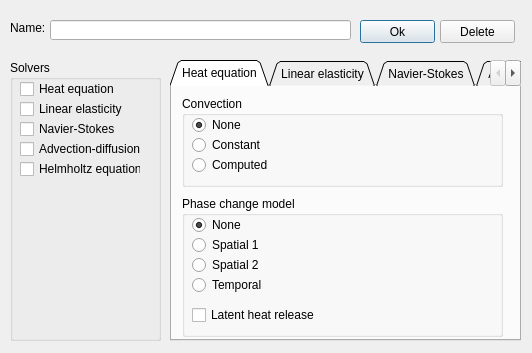
Before: the Qt Designer form misc/Mesh3D/forms/pdepropertyeditor.ui in tehnick/elmerfem, drawn with Qt 5.
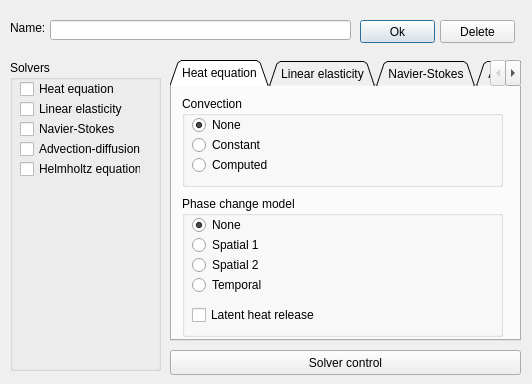
After: the same form once the commit is applied.

Commit message: Mesh3D: Added Solver parameter editor (activated by user when editing equations)

The edit to the form file:
```diff
--- a/misc/Mesh3D/forms/pdepropertyeditor.ui
+++ b/misc/Mesh3D/forms/pdepropertyeditor.ui
@@ -6,7 +6,7 @@
     <x>0</x>
     <y>0</y>
     <width>532</width>
-    <height>353</height>
+    <height>384</height>
    </rect>
   </property>
   <property name="windowTitle" >
@@ -402,7 +402,7 @@
      <x>10</x>
      <y>60</y>
      <width>151</width>
-     <height>281</height>
+     <height>311</height>
     </rect>
    </property>
    <property name="title" >
@@ -500,6 +500,19 @@
     <string>Delete</string>
    </property>
   </widget>
+  <widget class="QPushButton" name="solverParametersButton" >
+   <property name="geometry" >
+    <rect>
+     <x>170</x>
+     <y>350</y>
+     <width>351</width>
+     <height>25</height>
+    </rect>
+   </property>
+   <property name="text" >
+    <string>Solver control</string>
+   </property>
+  </widget>
  </widget>
  <resources/>
  <connections/>
```
The commit also changes 5 other files.
